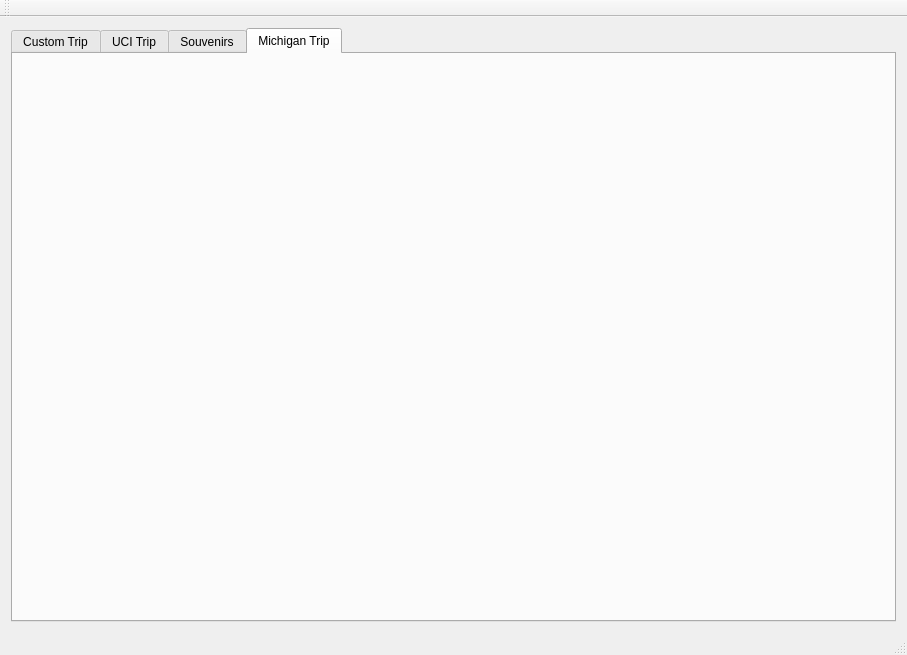
Old version of the form CollegeTour/mainwindow.ui in the repository 25wes25/caramelDelights.
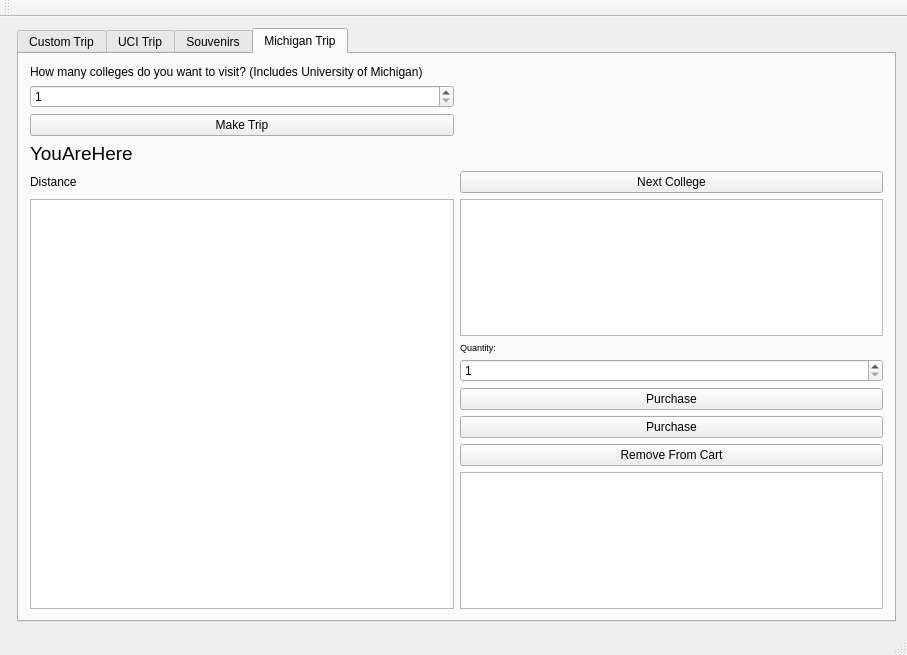
New version of the form. The open tabs and pages were chosen to show the change. Icons and pictures are not drawn.

What changed in the file:
```diff
--- a/CollegeTour/mainwindow.ui
+++ b/CollegeTour/mainwindow.ui
@@ -14,8 +14,8 @@
    <string>MainWindow</string>
   </property>
   <widget class="QWidget" name="centralWidget">
-   <layout class="QGridLayout" name="gridLayout_2">
-    <item row="0" column="0">
+   <layout class="QFormLayout" name="formLayout">
+    <item row="0" column="1">
      <widget class="QTabWidget" name="tabWidget">
       <property name="currentIndex">
        <number>3</number>
@@ -234,6 +234,104 @@
        <attribute name="title">
         <string>Michigan Trip</string>
        </attribute>
+       <layout class="QGridLayout" name="gridLayout_2">
+        <item row="4" column="0">
+         <widget class="QLabel" name="michiganLocationLabel">
+          <property name="font">
+           <font>
+            <pointsize>14</pointsize>
+           </font>
+          </property>
+          <property name="text">
+           <string>YouAreHere</string>
+          </property>
+         </widget>
+        </item>
+        <item row="5" column="0">
+         <widget class="QLabel" name="michiganDistanceLabel">
+          <property name="text">
+           <string>Distance</string>
+          </property>
+         </widget>
+        </item>
+        <item row="9" column="1">
+         <widget class="QSpinBox" name="michiganSouvQuantity">
+          <property name="minimum">
+           <number>1</number>
+          </property>
+         </widget>
+        </item>
+        <item row="0" column="0">
+         <widget class="QLabel" name="michiganLabel">
+          <property name="text">
+           <string>How many colleges do you want to visit? (Includes University of Michigan)</string>
+          </property>
+         </widget>
+        </item>
+        <item row="7" column="1">
+         <widget class="QTableView" name="SouvenirNames"/>
+        </item>
+        <item row="2" column="0">
+         <widget class="QPushButton" name="michiganTripButton">
+          <property name="text">
+           <string>Make Trip</string>
+          </property>
+         </widget>
+        </item>
+        <item row="1" column="0">
+         <widget class="QSpinBox" name="michiganSpinBox">
+          <property name="minimum">
+           <number>1</number>
+          </property>
+         </widget>
+        </item>
+        <item row="13" column="1">
+         <widget class="QTableView" name="souvenirCart"/>
+        </item>
+        <item row="7" column="0" rowspan="7">
+         <widget class="QTableView" name="michiganTripTableView"/>
+        </item>
+        <item row="11" column="1">
+         <widget class="QPushButton" name="michiganNextPurchase">
+          <property name="text">
+           <string>Purchase</string>
+          </property>
+         </widget>
+        </item>
+        <item row="10" column="1">
+         <widget class="QPushButton" name="michiganPurchase">
+          <property name="text">
+           <string>Purchase</string>
+          </property>
+         </widget>
+        </item>
+        <item row="12" column="1">
+         <widget class="QPushButton" name="michiganRemoveCart">
+          <property name="text">
+           <string>Remove From Cart</string>
+          </property>
+         </widget>
+        </item>
+        <item row="5" column="1">
+         <widget class="QPushButton" name="michiganNextCollege">
+          <property name="text">
+           <string>Next College</string>
+          </property>
+         </widget>
+        </item>
+        <item row="8" column="1">
+         <widget class="QLabel" name="michiganQuantityLabel">
+          <property name="font">
+           <font>
+            <pointsize>7</pointsize>
+           </font>
+          </property>
+          <property name="text">
+           <string>Quantity:</string>
+          </property>
+         </widget>
+        </item>
+       </layout>
       </widget>
      </widget>
     </item>
```
Left out of the diff: 118 changed lines with no effect on the pictures.
